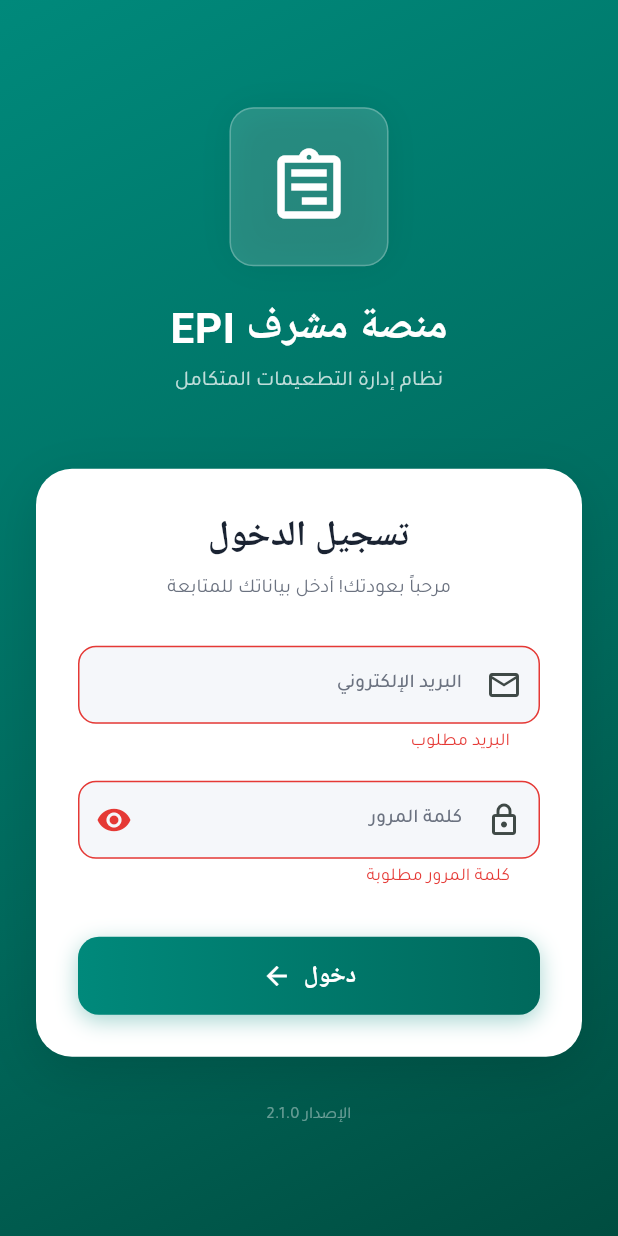
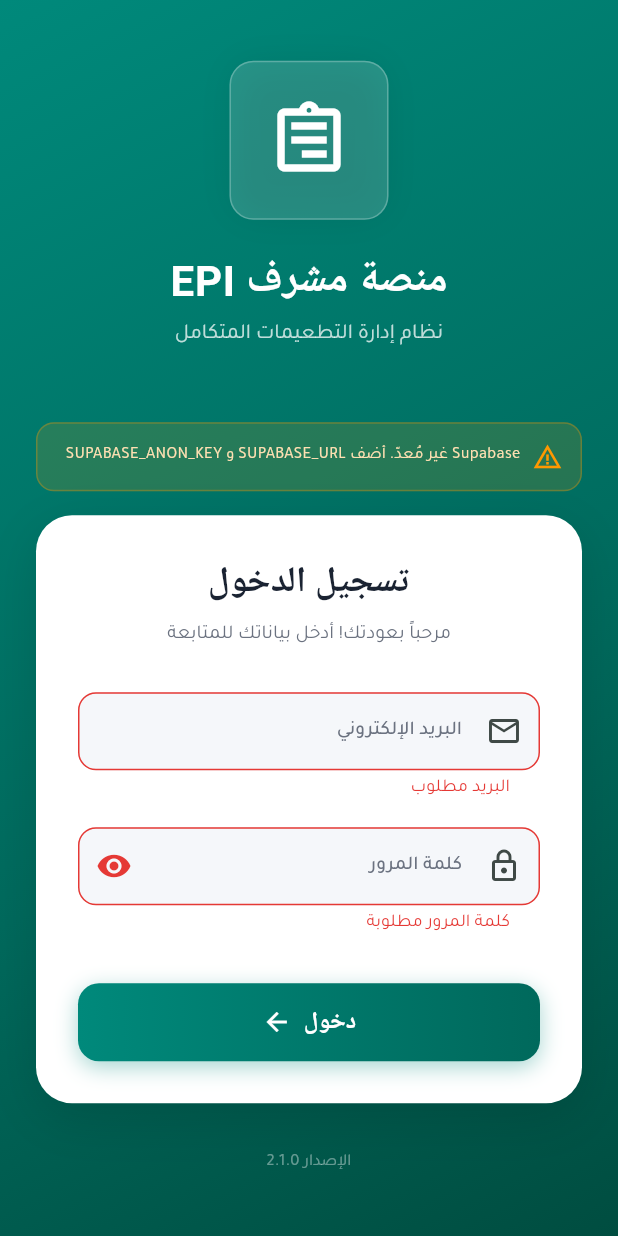
Before and after one commit to mohammedshoqi123-art/Dry-Epi-Store-, a Flutter app: the screen it shows after launch, after a tap on "دخول", on a phone screen of 412 x 824 dp. Run offline on Flutter 3.47's test engine with Material 3 defaults, Android fonts, the light colour scheme and no system bars; our stand-ins replace connectivity_plus, fl_chart, flutter_form_builder, flutter_map, flutter_riverpod, freezed_annotation and 10 more; missing offline and left inert: encrypt, pointycastle; accounts and stored records are empty; generated files the repository leaves out were written again; Roboto replaces fonts that are missing (Cairo); project files that could hold a hidden picture were left out.

Commit message:
fix: app startup stuck - improve splash/router/login for reliable launch
- Splash: timeout profile load, show status messages, handle Supabase not configured
- Router: add GoRouterRefreshStream for proper auth state tracking
- Router: handle offline mode gracefully (allow login without Supabase)
- Login: show warning banner when Supabase is not configured
- Prioritize internet connectivity for login

```diff
--- a/apps/mobile/lib/router/app_router.dart
+++ b/apps/mobile/lib/router/app_router.dart
@@ -2,6 +2,7 @@ import 'package:flutter/material.dart';
 import 'package:go_router/go_router.dart';
 import 'package:flutter_riverpod/flutter_riverpod.dart';
 import 'package:epi_shared/epi_shared.dart';
+import 'package:epi_core/epi_core.dart';
 
 import '../providers/app_providers.dart';
 import '../screens/splash_screen.dart';
@@ -33,16 +34,27 @@ final routerProvider = Provider<GoRouter>((ref) {
   return GoRouter(
     initialLocation: '/splash',
     debugLogDiagnostics: true,
+    refreshListenable: GoRouterRefreshStream(ref.watch(authRepositoryProvider).authStateChanges),
     redirect: (context, state) {
       final isLoginRoute = state.matchedLocation == '/login';
       final isSplash = state.matchedLocation == '/splash';
 
       if (isSplash) return null;
 
+      // Get auth state — may be null if stream hasn't emitted yet
       final authState = authAsync.valueOrNull;
       final isAuthenticated = authState?.isAuthenticated ?? false;
 
+      // If Supabase is not configured, allow login/dashboard freely
+      if (!SupabaseConfig.isConfigured) {
+        if (isLoginRoute) return null; // Stay on login
+        if (isAuthenticated) return null; // Stay on current page
+        return '/login'; // Go to login
+      }
+
+      // Not authenticated and not on login page -> redirect to login
       if (!isAuthenticated && !isLoginRoute) return '/login';
+      // Authenticated and on login page -> redirect to dashboard
       if (isAuthenticated && isLoginRoute) return '/dashboard';
 
       // Role-based route guards
@@ -183,3 +195,11 @@ class AppDrawer extends ConsumerWidget {
     );
   }
 }
+
+/// Makes GoRouter rebuild when a stream emits a new value.
+class GoRouterRefreshStream extends ChangeNotifier {
+  GoRouterRefreshStream(Stream<dynamic> stream) {
+    notifyListeners();
+    stream.asBroadcastStream().listen((_) => notifyListeners());
+  }
+}
--- a/apps/mobile/lib/screens/login_screen.dart
+++ b/apps/mobile/lib/screens/login_screen.dart
@@ -2,6 +2,7 @@ import 'package:flutter/material.dart';
 import 'package:flutter_riverpod/flutter_riverpod.dart';
 import 'package:go_router/go_router.dart';
 import 'package:epi_shared/epi_shared.dart';
+import 'package:epi_core/epi_core.dart';
 
 import '../providers/app_providers.dart';
 
@@ -120,6 +121,34 @@ class _LoginScreenState extends ConsumerState<LoginScreen> with SingleTickerProv
                         ),
                       ),
                       const SizedBox(height: 48),
+
+                      // Supabase not configured warning
+                      if (!SupabaseConfig.isConfigured)
+                        Container(
+                          margin: const EdgeInsets.only(bottom: 16),
+                          padding: const EdgeInsets.all(12),
+                          decoration: BoxDecoration(
+                            color: Colors.orange.withOpacity(0.15),
+                            borderRadius: BorderRadius.circular(12),
+                            border: Border.all(color: Colors.orange.withOpacity(0.3)),
+                          ),
+                          child: Row(
+                            children: [
+                              const Icon(Icons.warning_amber, color: Colors.orange, size: 20),
+                              const SizedBox(width: 8),
+                              Expanded(
+                                child: Text(
+                                  'Supabase غير مُعدّ. أضف SUPABASE_URL و SUPABASE_ANON_KEY',
+                                  style: TextStyle(
+                                    fontFamily: 'Tajawal',
+                                    fontSize: 11,
+                                    color: Colors.orange.shade100,
+                                  ),
+                                ),
+                              ),
+                            ],
+                          ),
+                        ),
 
                       // Login Form Card
                       Container(
--- a/apps/mobile/lib/screens/splash_screen.dart
+++ b/apps/mobile/lib/screens/splash_screen.dart
@@ -16,6 +16,7 @@ class SplashScreen extends ConsumerStatefulWidget {
 
 class _SplashScreenState extends ConsumerState<SplashScreen> {
   bool _hasNavigated = false;
+  String _status = 'جاري التحميل...';
 
   @override
   void initState() {
@@ -24,27 +25,54 @@ class _SplashScreenState extends ConsumerState<SplashScreen> {
   }
 
   Future<void> _navigate() async {
-    // Show splash for at least 2 seconds
-    await Future.delayed(const Duration(seconds: 2));
+    // Show splash for at least 1.5 seconds
+    await Future.delayed(const Duration(milliseconds: 1500));
     if (!mounted || _hasNavigated) return;
 
-    // Check if Supabase has an active session
-    final session = SupabaseConfig.client.auth.currentSession;
+    // Check if Supabase is properly configured
+    if (!SupabaseConfig.isConfigured) {
+      setState(() => _status = 'Supabase غير مُعدّ — الانتقال لتسجيل الدخول');
+      await Future.delayed(const Duration(milliseconds: 500));
+      if (!mounted || _hasNavigated) return;
+      _hasNavigated = true;
+      context.go('/login');
+      return;
+    }
 
-    if (session != null) {
-      // Wait for profile to load (with timeout)
-      try {
-        await ref.read(authStateProvider.future);
+    // Check if Supabase was initialized
+    try {
+      final client = Supabase.instance.client;
+      final session = client.auth.currentSession;
+
+      if (session != null) {
+        setState(() => _status = 'تم العثور على جلسة — جاري التحميل...');
+        // Try to load profile with timeout
+        try {
+          await ref.read(authStateProvider.future).timeout(
+            const Duration(seconds: 10),
+            onTimeout: () {
+              // Profile load timed out — go to dashboard anyway
+              throw TimeoutException('Profile load timed out');
+            },
+          );
+        } catch (_) {
+          // Profile failed but user is authenticated — go to dashboard
+        }
         if (!mounted || _hasNavigated) return;
         _hasNavigated = true;
         context.go('/dashboard');
-      } catch (_) {
-        // Profile failed to load but user is authenticated — still go to dashboard
+      } else {
+        setState(() => _status = 'الانتقال لتسجيل الدخول...');
+        await Future.delayed(const Duration(milliseconds: 300));
         if (!mounted || _hasNavigated) return;
         _hasNavigated = true;
-        context.go('/dashboard');
+        context.go('/login');
       }
-    } else {
+    } catch (e) {
+      // Supabase not initialized — go to login
+      setState(() => _status = 'الانتقال لتسجيل الدخول...');
+      await Future.delayed(const Duration(milliseconds: 300));
+      if (!mounted || _hasNavigated) return;
       _hasNavigated = true;
       context.go('/login');
     }
@@ -101,6 +129,15 @@ class _SplashScreenState extends ConsumerState<SplashScreen> {
                 color: Colors.white,
                 strokeWidth: 2,
               ),
+              const SizedBox(height: 16),
+              Text(
+                _status,
+                style: TextStyle(
+                  fontFamily: 'Tajawal',
+                  fontSize: 12,
+                  color: Colors.white.withOpacity(0.6),
+                ),
+              ),
             ],
           ),
         ),
```
